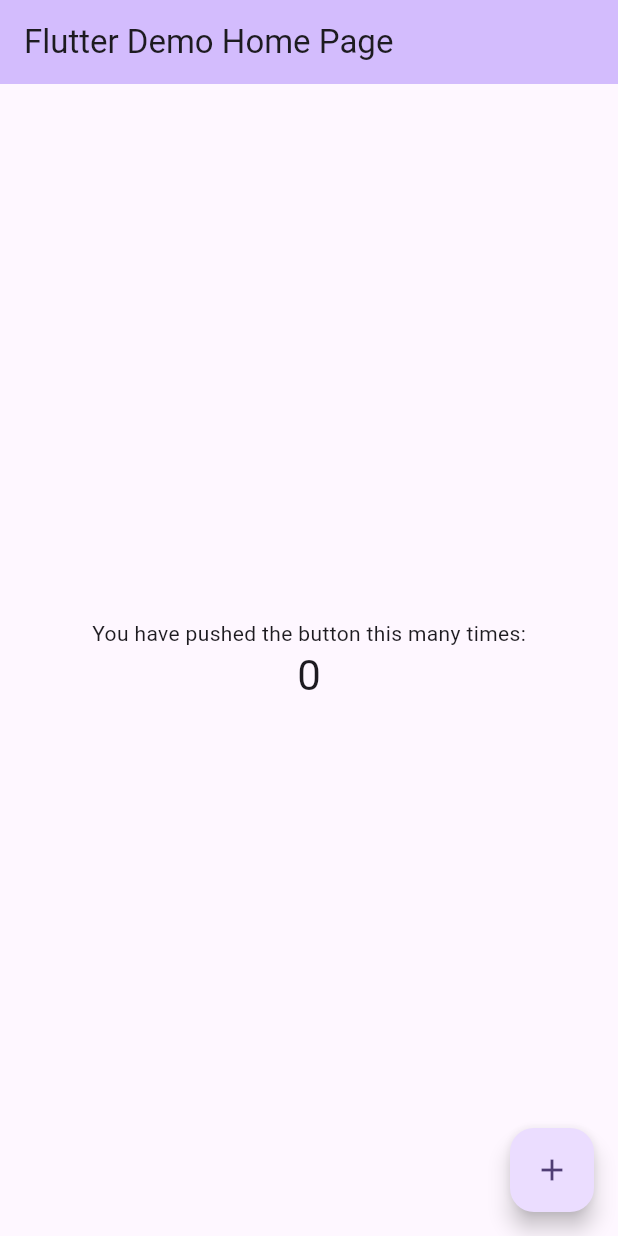
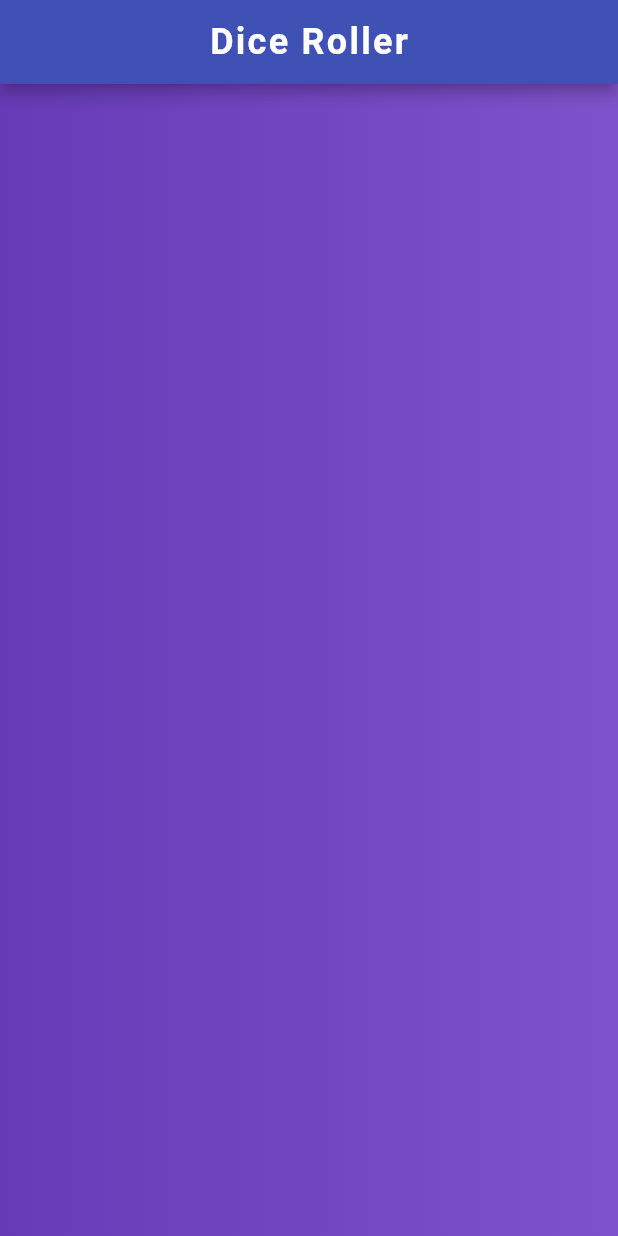
Before and after one commit to Aditya-Y-Git/dice_roller, a Flutter app: the screen it shows after launch, on a phone screen of 412 x 824 dp. Run offline on Flutter 3.47's test engine with Material 2 defaults, Android fonts, the phone set to English and light mode, and no system bars.

Commit message:
created a custom app bar with

```diff
--- /dev/null
+++ b/lib/appbar.dart
@@ -0,0 +1,25 @@
+import 'package:flutter/material.dart';
+
+class CustomAppBar extends StatelessWidget implements PreferredSizeWidget {
+  const CustomAppBar({super.key});
+
+  @override
+  Size get preferredSize => const Size.fromHeight(kToolbarHeight);
+
+  @override
+  Widget build(context) {
+    return AppBar(
+      backgroundColor: Colors.indigo,
+      centerTitle: true,
+      title: const Text(
+        "Dice Roller",
+        style: TextStyle(
+          fontSize: 24,
+          fontWeight: FontWeight.bold,
+          color: Colors.white,
+          letterSpacing: 1.5,
+        ),
+      ),
+    );
+  }
+}
--- a/lib/main.dart
+++ b/lib/main.dart
@@ -1,125 +1,18 @@
+import 'package:dice_roller/appbar.dart';
 import 'package:flutter/material.dart';
 
 void main() {
-  runApp(const MyApp());
-}
-
-class MyApp extends StatelessWidget {
-  const MyApp({super.key});
-
-  // This widget is the root of your application.
-  @override
-  Widget build(BuildContext context) {
-    return MaterialApp(
-      title: 'Flutter Demo',
-      theme: ThemeData(
-        // This is the theme of your application.
-        //
-        // TRY THIS: Try running your application with "flutter run". You'll see
-        // the application has a blue toolbar. Then, without quitting the app,
-        // try changing the seedColor in the colorScheme below to Colors.green
-        // and then invoke "hot reload" (save your changes or press the "hot
-        // reload" button in a Flutter-supported IDE, or press "r" if you used
-        // the command line to start the app).
-        //
-        // Notice that the counter didn't reset back to zero; the application
-        // state is not lost during the reload. To reset the state, use hot
-        // restart instead.
-        //
-        // This works for code too, not just values: Most code changes can be
-        // tested with just a hot reload.
-        colorScheme: ColorScheme.fromSeed(seedColor: Colors.deepPurple),
-        useMaterial3: true,
-      ),
-      home: const MyHomePage(title: 'Flutter Demo Home Page'),
-    );
-  }
-}
-
-class MyHomePage extends StatefulWidget {
-  const MyHomePage({super.key, required this.title});
-
-  // This widget is the home page of your application. It is stateful, meaning
-  // that it has a State object (defined below) that contains fields that affect
-  // how it looks.
-
-  // This class is the configuration for the state. It holds the values (in this
-  // case the title) provided by the parent (in this case the App widget) and
-  // used by the build method of the State. Fields in a Widget subclass are
-  // always marked "final".
-
-  final String title;
-
-  @override
-  State<MyHomePage> createState() => _MyHomePageState();
-}
-
-class _MyHomePageState extends State<MyHomePage> {
-  int _counter = 0;
-
-  void _incrementCounter() {
-    setState(() {
-      // This call to setState tells the Flutter framework that something has
-      // changed in this State, which causes it to rerun the build method below
-      // so that the display can reflect the updated values. If we changed
-      // _counter without calling setState(), then the build method would not be
-      // called again, and so nothing would appear to happen.
-      _counter++;
-    });
-  }
-
-  @override
-  Widget build(BuildContext context) {
-    // This method is rerun every time setState is called, for instance as done
-    // by the _incrementCounter method above.
-    //
-    // The Flutter framework has been optimized to make rerunning build methods
-    // fast, so that you can just rebuild anything that needs updating rather
-    // than having to individually change instances of widgets.
-    return Scaffold(
-      appBar: AppBar(
-        // TRY THIS: Try changing the color here to a specific color (to
-        // Colors.amber, perhaps?) and trigger a hot reload to see the AppBar
-        // change color while the other colors stay the same.
-        backgroundColor: Theme.of(context).colorScheme.inversePrimary,
-        // Here we take the value from the MyHomePage object that was created by
-        // the App.build method, and use it to set our appbar title.
-        title: Text(widget.title),
-      ),
-      body: Center(
-        // Center is a layout widget. It takes a single child and positions it
-        // in the middle of the parent.
-        child: Column(
-          // Column is also a layout widget. It takes a list of children and
-          // arranges them vertically. By default, it sizes itself to fit its
-          // children horizontally, and tries to be as tall as its parent.
-          //
-          // Column has various properties to control how it sizes itself and
-          // how it positions its children. Here we use mainAxisAlignment to
-          // center the children vertically; the main axis here is the vertical
-          // axis because Columns are vertical (the cross axis would be
-          // horizontal).
-          //
-          // TRY THIS: Invoke "debug painting" (choose the "Toggle Debug Paint"
-          // action in the IDE, or press "p" in the console), to see the
-          // wireframe for each widget.
-          mainAxisAlignment: MainAxisAlignment.center,
-          children: <Widget>[
-            const Text(
-              'You have pushed the button this many times:',
-            ),
-            Text(
-              '$_counter',
-              style: Theme.of(context).textTheme.headlineMedium,
-            ),
-          ],
+  runApp(
+    MaterialApp(
+      home: Scaffold(
+        appBar: const CustomAppBar(),
+        body: Container(
+          decoration: const BoxDecoration(
+            gradient: LinearGradient(
+                colors: [Colors.deepPurple, Color.fromARGB(255, 127, 82, 203)]),
+          ),
         ),
       ),
-      floatingActionButton: FloatingActionButton(
-        onPressed: _incrementCounter,
-        tooltip: 'Increment',
-        child: const Icon(Icons.add),
-      ), // This trailing comma makes auto-formatting nicer for build methods.
-    );
-  }
+    ),
+  );
 }
```
